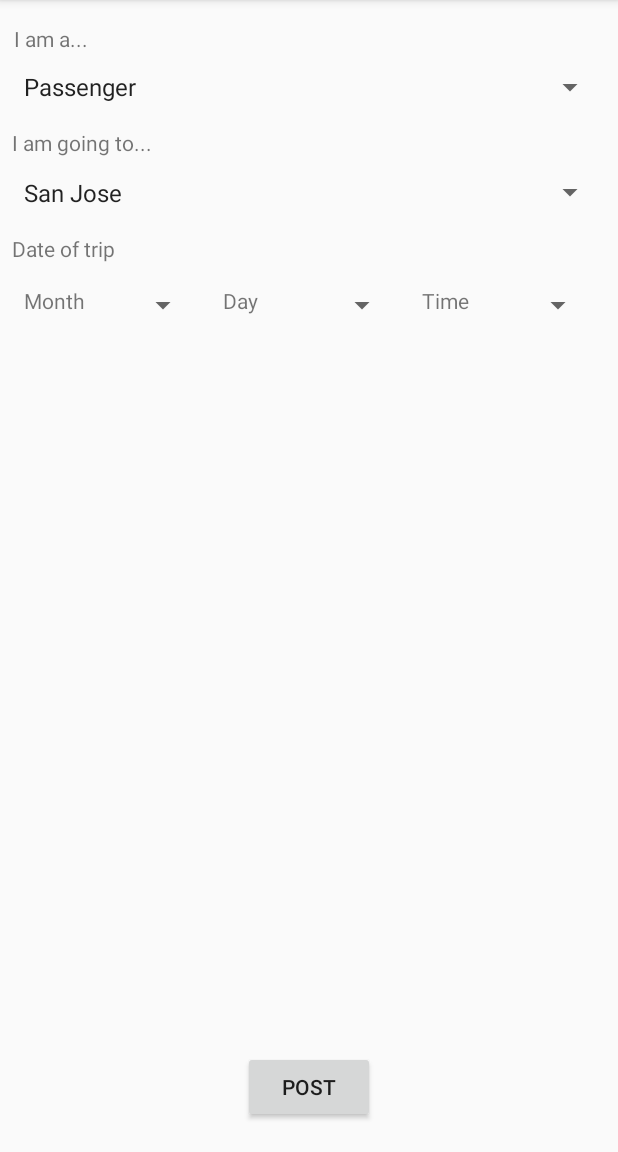
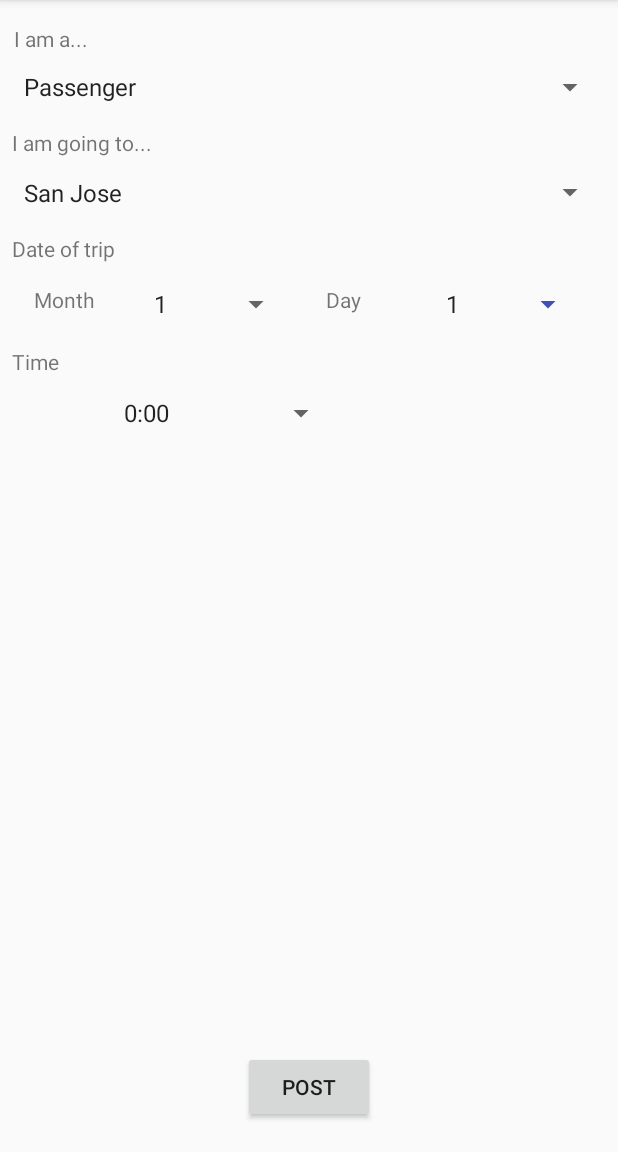
Before and after one commit to faricazjj/WhereTo, an Android app: the PostActivity screen opened directly, with no data from a screen before it, on a phone screen of 412 x 824 dp, the part 84-1236 px from its top. Run offline under Robolectric (Android 15) with nearby library versions, the phone set to English and light mode, and no system bars.

Commit message:
Almost done

```diff
--- a/app/src/main/AndroidManifest.xml
+++ b/app/src/main/AndroidManifest.xml
@@ -14,7 +14,7 @@
         android:roundIcon="@mipmap/ic_launcher_round"
         android:supportsRtl="true"
         android:theme="@style/AppTheme">
-        <activity android:name=".Welcome">
+        <activity android:name=".SplashActivity">
             <intent-filter>
                 <action android:name="android.intent.action.MAIN" />
 
@@ -27,7 +27,7 @@
             android:label="@string/title_activity_login" />
         <activity android:name=".MainActivity" />
         <activity android:name=".PostActivity" />
-        <activity android:name=".SplashActivity"></activity>
+        <activity android:name=".Welcome"></activity>
     </application>
 
 </manifest>
--- a/app/src/main/java/com/example/faricazjj/whereto/PostActivity.java
+++ b/app/src/main/java/com/example/faricazjj/whereto/PostActivity.java
@@ -1,5 +1,6 @@
 package com.example.faricazjj.whereto;
 
+import android.content.Intent;
 import android.support.v7.app.AppCompatActivity;
 import android.os.Bundle;
 import android.view.View;
@@ -23,6 +24,7 @@ public class PostActivity extends AppCompatActivity {
         addItemsOnDestination();
         addItemsOnMonth();
         addItemsOnDay();
+        addItemsOnTime();
         addListenerOnButton();
         addListenerOnSpinnerItemSelection();
     }
@@ -73,33 +75,33 @@ public class PostActivity extends AppCompatActivity {
     }
     public void addItemsOnTime(){
         time = (Spinner) findViewById(R.id.time);
-        List<String> list = new ArrayList<String>();
-        list.add("0:00");
-        list.add("1:00");
-        list.add("2:00");
-        list.add("3:00");
-        list.add("4:00");
-        list.add("5:00");
-        list.add("6:00");
-        list.add("7:00");
-        list.add("8:00");
-        list.add("9:00");
-        list.add("10:00");
-        list.add("11:00");
-        list.add("12:00");
-        list.add("13:00");
-        list.add("14:00");
-        list.add("15:00");
-        list.add("16:00");
-        list.add("17:00");
-        list.add("18:00");
-        list.add("19:00");
-        list.add("20:00");
-        list.add("21:00");
-        list.add("22:00");
-        list.add("23:00");
+        List<String> timeList = new ArrayList<String>();
+        timeList.add("0:00");
+        timeList.add("1:00");
+        timeList.add("2:00");
+        timeList.add("3:00");
+        timeList.add("4:00");
+        timeList.add("5:00");
+        timeList.add("6:00");
+        timeList.add("7:00");
+        timeList.add("8:00");
+        timeList.add("9:00");
+        timeList.add("10:00");
+        timeList.add("11:00");
+        timeList.add("12:00");
+        timeList.add("13:00");
+        timeList.add("14:00");
+        timeList.add("15:00");
+        timeList.add("16:00");
+        timeList.add("17:00");
+        timeList.add("18:00");
+        timeList.add("19:00");
+        timeList.add("20:00");
+        timeList.add("21:00");
+        timeList.add("22:00");
+        timeList.add("23:00");
         ArrayAdapter<String> dataAdapter = new ArrayAdapter<String>(this,
-                android.R.layout.simple_spinner_item, list);
+                android.R.layout.simple_spinner_item, timeList);
         dataAdapter.setDropDownViewResource(android.R.layout.simple_spinner_dropdown_item);
         time.setAdapter(dataAdapter);
     }
@@ -117,6 +119,8 @@ public class PostActivity extends AppCompatActivity {
         time.setOnItemSelectedListener(new CustomOnItemSelectedListener());
     }
 
+
+
     // get the selected dropdown list value
     public void addListenerOnButton() {
 
@@ -128,19 +132,11 @@ public class PostActivity extends AppCompatActivity {
         time = (Spinner) findViewById(R.id.time);
 
         buttonPost.setOnClickListener(new View.OnClickListener() {
+            public void onClick(View v) {
+                Intent j = new Intent(PostActivity.this, MainActivity.class);
+                startActivity(j);
+            }
 
-            @Override
-            public void onClick(View v) {
-
-                Toast.makeText(PostActivity.this,
-                        "OnClickListener : " +
-                                "\nSpinner 1 : "+ String.valueOf(spinner1.getSelectedItem()) +
-                                "\nDestination : "+ String.valueOf(destination.getSelectedItem()) +
-                                "\nMonth : "+ String.valueOf(month.getSelectedItem()) + "\nDay : "+
-                                String.valueOf(day.getSelectedItem()) + "\nTime : "+
-                                String.valueOf(time.getSelectedItem()),
-                        Toast.LENGTH_SHORT).show();
-            }
 
         });
     }
--- a/app/src/main/res/layout/activity_post.xml
+++ b/app/src/main/res/layout/activity_post.xml
@@ -46,12 +46,9 @@
         android:layout_height="22dp"
         android:text="I am a..."
         tools:layout_constraintTop_creator="1"
-        tools:layout_constraintRight_creator="1"
         tools:layout_constraintBottom_creator="1"
         app:layout_constraintBottom_toTopOf="@+id/spinner1"
         android:layout_marginStart="9dp"
-        android:layout_marginEnd="11dp"
-        app:layout_constraintRight_toRightOf="@+id/textView4"
         android:layout_marginTop="16dp"
         tools:layout_constraintLeft_creator="1"
         android:layout_marginBottom="8dp"
@@ -89,78 +86,87 @@
         android:layout_height="wrap_content"
         android:text="Date of trip"
         tools:layout_constraintTop_creator="1"
+        tools:layout_constraintBottom_creator="1"
+        app:layout_constraintBottom_toTopOf="@+id/time"
         android:layout_marginStart="8dp"
-        android:layout_marginTop="156dp"
+        android:layout_marginTop="86dp"
+        app:layout_constraintTop_toBottomOf="@+id/spinner1"
         tools:layout_constraintLeft_creator="1"
-        app:layout_constraintLeft_toLeftOf="parent"
-        app:layout_constraintTop_toTopOf="parent" />
+        android:layout_marginBottom="87dp"
+        app:layout_constraintLeft_toLeftOf="parent" />
 
     <Spinner
         android:id="@+id/month"
-        android:layout_width="50dp"
-        android:layout_height="0dp"
-        app:layout_constraintBottom_toBottomOf="@+id/textView5"
-        app:layout_constraintTop_toTopOf="@+id/textView5"
+        android:layout_width="100dp"
+        android:layout_height="25dp"
+        app:layout_constraintBottom_toBottomOf="@+id/textView6"
+        app:layout_constraintLeft_toRightOf="@+id/textView5"
         app:layout_constraintRight_toLeftOf="@+id/textView6"
-        app:layout_constraintLeft_toRightOf="@+id/textView5"
-        tools:layout_constraintTop_creator="1"
-        tools:layout_constraintBottom_creator="1" />
+        app:layout_constraintTop_toTopOf="@+id/textView6"
+        tools:layout_constraintBottom_creator="1"
+        tools:layout_constraintTop_creator="1" />
 
     <Spinner
         android:id="@+id/day"
-        android:layout_width="50dp"
-        android:layout_height="0dp"
+        android:layout_width="100dp"
+        android:layout_height="25dp"
+        android:backgroundTint="@color/colorPrimary"
         app:layout_constraintBottom_toBottomOf="@+id/textView6"
-        app:layout_constraintTop_toTopOf="@+id/textView6"
-        app:layout_constraintRight_toLeftOf="@+id/textView7"
         app:layout_constraintLeft_toRightOf="@+id/textView6"
-        tools:layout_constraintTop_creator="1"
+        app:layout_constraintRight_toRightOf="parent"
         tools:layout_constraintBottom_creator="1" />
 
     <Spinner
         android:id="@+id/time"
-        android:layout_width="wrap_content"
-        android:layout_height="0dp"
-        app:layout_constraintBottom_toBottomOf="@+id/textView7"
-        app:layout_constraintLeft_toRightOf="@+id/textView7"
+        android:layout_width="150dp"
+        android:layout_height="25dp"
+        android:layout_marginBottom="159dp"
+        android:layout_marginTop="158dp"
+        app:layout_constraintBottom_toTopOf="@+id/buttonPost"
         app:layout_constraintRight_toRightOf="parent"
-        app:layout_constraintTop_toTopOf="@+id/textView7"
+        app:layout_constraintTop_toBottomOf="@+id/textView3"
         tools:layout_constraintBottom_creator="1"
-        tools:layout_constraintTop_creator="1" />
+        tools:layout_constraintTop_creator="1"
+        app:layout_constraintVertical_bias="0.0"
+        app:layout_constraintLeft_toLeftOf="parent"
+        app:layout_constraintHorizontal_bias="0.286" />
 
     <TextView
         android:id="@+id/textView5"
         android:layout_width="50dp"
-        android:layout_height="25dp"
+        android:layout_height="0dp"
         android:text="Month"
+        tools:layout_constraintTop_creator="1"
+        tools:layout_constraintBottom_creator="1"
+        app:layout_constraintBottom_toBottomOf="@+id/month"
+        app:layout_constraintTop_toTopOf="@+id/month"
         app:layout_constraintRight_toLeftOf="@+id/month"
-        app:layout_constraintLeft_toLeftOf="parent"
-        tools:layout_constraintTop_creator="1"
-        android:layout_marginTop="15dp"
-        app:layout_constraintTop_toBottomOf="@+id/textView4" />
+        app:layout_constraintLeft_toLeftOf="parent" />
 
     <TextView
         android:id="@+id/textView6"
         android:layout_width="50dp"
-        android:layout_height="0dp"
+        android:layout_height="25dp"
         android:text="Day"
-        app:layout_constraintBottom_toBottomOf="@+id/month"
-        app:layout_constraintTop_toTopOf="@+id/month"
-        app:layout_constraintRight_toLeftOf="@+id/day"
+        tools:layout_constraintTop_creator="1"
+        tools:layout_constraintBottom_creator="1"
+        app:layout_constraintBottom_toBottomOf="@+id/time"
+        android:layout_marginTop="72dp"
+        android:layout_marginBottom="72dp"
+        app:layout_constraintTop_toTopOf="@+id/destination"
         app:layout_constraintLeft_toRightOf="@+id/month"
-        tools:layout_constraintTop_creator="1"
-        tools:layout_constraintBottom_creator="1" />
+        app:layout_constraintRight_toLeftOf="@+id/day" />
 
     <TextView
         android:id="@+id/textView7"
-        android:layout_width="50dp"
-        android:layout_height="0dp"
+        android:layout_width="wrap_content"
+        android:layout_height="wrap_content"
         android:text="Time"
-        app:layout_constraintBottom_toBottomOf="@+id/day"
-        app:layout_constraintTop_toTopOf="@+id/day"
-        app:layout_constraintRight_toLeftOf="@+id/time"
-        app:layout_constraintLeft_toRightOf="@+id/day"
-        tools:layout_constraintTop_creator="1"
-        tools:layout_constraintBottom_creator="1" />
+        tools:layout_constraintBottom_creator="1"
+        app:layout_constraintBottom_toTopOf="@+id/time"
+        android:layout_marginStart="8dp"
+        tools:layout_constraintLeft_creator="1"
+        android:layout_marginBottom="12dp"
+        app:layout_constraintLeft_toLeftOf="parent" />
 
 </android.support.constraint.ConstraintLayout>
--- a/app/src/main/res/values/colors.xml
+++ b/app/src/main/res/values/colors.xml
@@ -1,6 +1,6 @@
 <?xml version="1.0" encoding="utf-8"?>
 <resources>
-    <color name="colorPrimary">#3F51B5</color>
+    <color name="colorPrimary">#3f51b5</color>
     <color name="colorPrimaryDark">#303F9F</color>
-    <color name="colorAccent">#FF4081</color>
+    <color name="colorAccent">#ff4081</color>
 </resources>
```
Also changed, not shown: app/src/main/res/layout/activity_login.xml (+38 -38 lines), app/src/main/res/layout/activity_splash.xml (+2 -7 lines), app/src/main/res/layout/activity_welcome.xml (+33 -12 lines).
